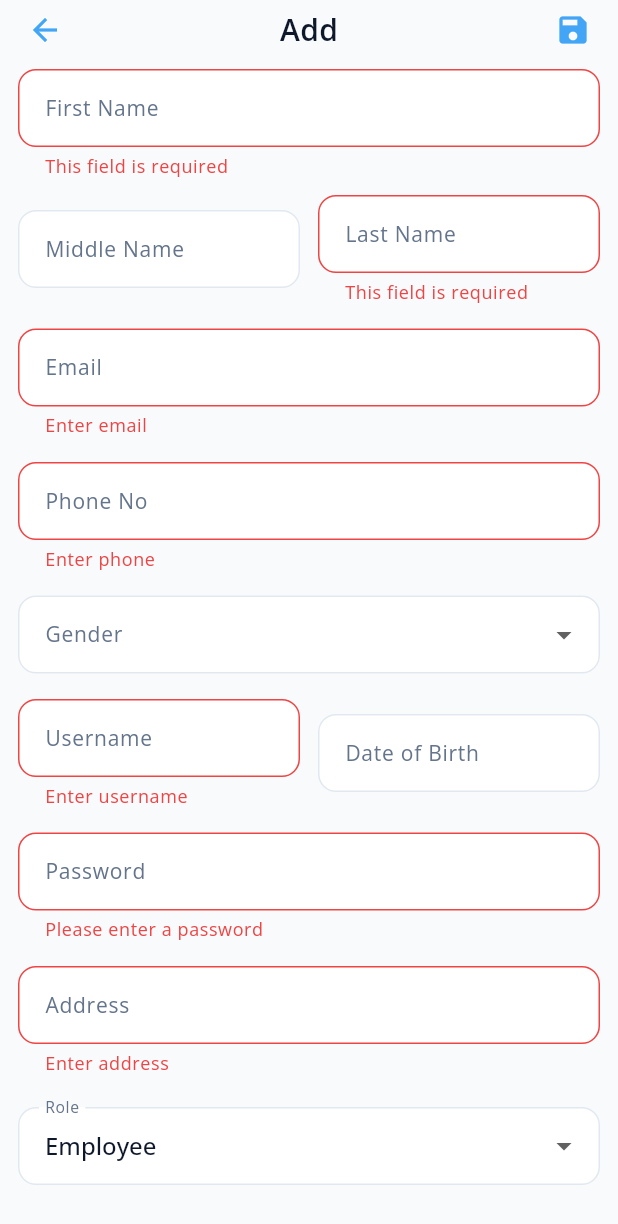
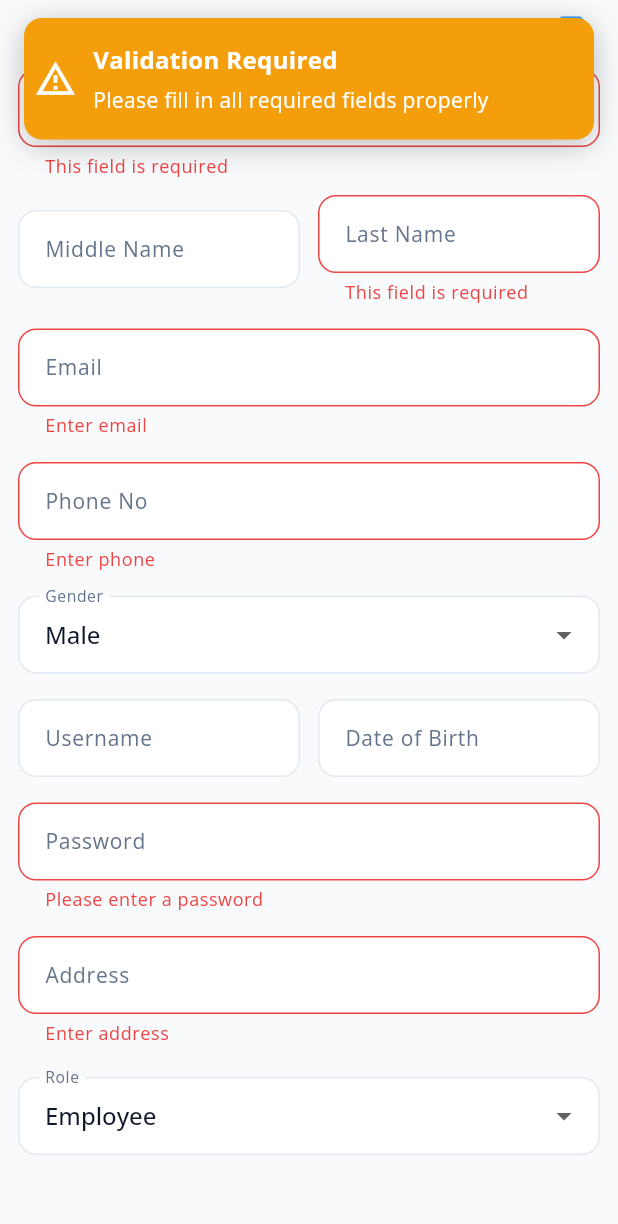
Before and after one commit to narendrasinghrajawat-dev/ams_flutter, a Flutter app: the UserForm widget shown alone on an empty page, opened directly, after a tap on the "save" icon, on a phone screen of 412 x 824 dp. Shown: the top 1224 px of the screen. Run offline on Flutter 3.47's test engine with Material 3 defaults, Android fonts, the phone set to English and light mode, and no system bars; our stand-ins replace custom_refresh_indicator, device_info_plus, flutter_dotenv, geolocator, get, get_storage and 2 more; accounts and stored records are empty; network calls fail.

Commit message:
fix: user form validation feedback, back icon navigation, barrier dismiss lock, and top-positioned snackbars

```diff
--- a/lib/modules/admin/views/admin_screens/admin_employees_list.dart
+++ b/lib/modules/admin/views/admin_screens/admin_employees_list.dart
@@ -134,6 +134,7 @@ class _UserTile extends StatelessWidget {
       onEdit: () {
         showCommonDialog(
           context: context,
+          barrierDismissible: false,
           child: UserForm(initialData: user),
         );
       },
--- a/lib/modules/admin/views/user_form_screen.dart
+++ b/lib/modules/admin/views/user_form_screen.dart
@@ -85,6 +85,7 @@ class _UserFormState extends State<UserForm> {
 
     if (widget.initialData == null) {
       roleId = roleList.isNotEmpty ? roleList[0]['id'] : '1';
+      genderId = genderList.isNotEmpty ? genderList[0]['id'] : '1';
     }
 
     if (widget.initialData != null) {
@@ -164,7 +165,19 @@ class _UserFormState extends State<UserForm> {
 
   Future<void> _save() async {
 
-    if (_formKey.currentState?.validate() != true) return;
+    if (_formKey.currentState?.validate() != true) {
+      UIHelper.showSnackbar(
+        "Validation Required",
+        "Please fill in all required fields properly",
+        type: SnackbarType.warning,
+      );
+      return;
+    }
+
+    final cleanEmail = emailC.text.trim().toLowerCase();
+    final cleanUsername = usernameC.text.trim().isNotEmpty
+        ? usernameC.text.trim()
+        : cleanEmail.split('@')[0];
 
     // Create typed User object instead of raw Map
     final user = User(
@@ -174,19 +187,18 @@ class _UserFormState extends State<UserForm> {
       firstName: firstNameC.text.trim(),
       middleName: middleNameC.text.trim(),
       lastName: lastNameC.text.trim(),
-      email: emailC.text.trim(),
+      email: cleanEmail,
       countryCode: '+91',
       phoneNo: phoneC.text.trim(),
-      username: usernameC.text.trim(),
-      password: widget.initialData?.password ?? passwordC.text, // keep secure handling in real app
-      genderId: genderId,
+      username: cleanUsername,
+      password: widget.initialData?.password ?? passwordC.text,
+      genderId: genderId ?? '1',
       departmentId: null,
-      dob: dateOfBirth ?? "", // DateTime or null
-      address: addressC.text,
-      roleId: roleId,
+      dob: dateOfBirth ?? "",
+      address: addressC.text.trim(),
+      roleId: roleId ?? '1',
     );
 
-    // FIX 1: Declare a single nullable variable outside the blocks to hold the result
     dynamic result;
     String successMessage = "";
 
@@ -205,10 +217,14 @@ class _UserFormState extends State<UserForm> {
       } else {
         Get.back(closeOverlays: true);
       }
-      UIHelper.showSnackbar("Success", successMessage);
+      UIHelper.showSnackbar("Success", successMessage, type: SnackbarType.success);
     } else {
       final action = widget.initialData == null ? 'create' : 'update';
-      UIHelper.showSnackbar("Error", 'Failed to $action user', type: SnackbarType.error);
+      UIHelper.showSnackbar(
+        "Error",
+        'Failed to $action user. Please check the entered details.',
+        type: SnackbarType.error,
+      );
     }
   }
   String? _validateName(String? v) {
@@ -234,18 +250,19 @@ class _UserFormState extends State<UserForm> {
   }
 
   String? _validateUsername(String? v) {
-    if (v == null || v.trim().isEmpty) return 'Enter username';
-    if (!RegExp(r'^[a-zA-Z0-9._\-]{3,}$').hasMatch(v.trim())) return 'Invalid username';
+    if (v == null || v.trim().isEmpty) return null; // Optional: fallback to email prefix
+    if (!RegExp(r'^[a-zA-Z0-9._\-]{3,}$').hasMatch(v.trim())) return 'Invalid username (min 3 chars)';
     return null;
   }
 
 
   String? _validatePassword(String? v) {
+    if (widget.initialData != null) return null; // not required when editing
     if (v == null || v.trim().isEmpty) {
       return 'Please enter a password';
     }
-    if (v.length < 6) {
-      return 'Password must be at least 6 characters long';
+    if (v.length < 4) {
+      return 'Password must be at least 4 characters long';
     }
 
     return null;
@@ -262,9 +279,18 @@ class _UserFormState extends State<UserForm> {
             Row(
               mainAxisAlignment: MainAxisAlignment.spaceBetween,
               children: [
-                AppIconButtonWidget.large(icon: AppConstIcons.backIcon, onPressed:  () => Get.back()),
+                AppIconButtonWidget.large(
+                  icon: AppConstIcons.backIcon,
+                  onPressed: () {
+                    if (mounted) {
+                      Navigator.of(context, rootNavigator: true).pop();
+                    } else {
+                      Get.back(closeOverlays: true);
+                    }
+                  },
+                ),
                 AppTextWidget.large(widget.initialData == null ? 'Add' : 'Edit', color: AppThemeColors.textPrimaryColor),
-                AppIconButtonWidget.large(icon: AppConstIcons.saveIcon, onPressed:  () => _save()),
+                AppIconButtonWidget.large(icon: AppConstIcons.saveIcon, onPressed: () => _save()),
               ],
             ),
 
@@ -371,9 +397,10 @@ class _UserFormState extends State<UserForm> {
                         TextFieldWidget(
                           controller: passwordC,
                           labelText: 'Password',
-                          keyboardInputType: TextInputType.multiline,
+                          keyboardInputType: TextInputType.visiblePassword,
+                          obscureText: true,
                           onChanged: (_) {},
-                          validator: _validatePassword
+                          validator: _validatePassword,
                         ),
 
                         const SizedBox(height: 5),
--- a/lib/widgets/common/ui_helper_widgets.dart
+++ b/lib/widgets/common/ui_helper_widgets.dart
@@ -18,7 +18,13 @@ class UIHelper {
    * @param type Determines the icon and background color.
    * @param duration How long the snackbar remains visible.
    */
-  static void showSnackbar(String title, String message, {SnackbarType type = SnackbarType.info, Duration duration = const Duration(seconds: 3), SnackPosition snackPosition = SnackPosition.BOTTOM,}) {
+  static void showSnackbar(
+    String title,
+    String message, {
+    SnackbarType type = SnackbarType.info,
+    Duration duration = const Duration(seconds: 3),
+    SnackPosition snackPosition = SnackPosition.TOP,
+  }) {
     Color backgroundColor;
     IconData icon;
     SnackPosition snackPos = snackPosition;
@@ -38,7 +44,6 @@ class UIHelper {
         icon = Icons.warning_amber_outlined;
         break;
       case SnackbarType.info:
-      default:
         backgroundColor = AppThemeColors.snackBarInfoColor;
         icon = Icons.info_outline;
         break;
@@ -59,10 +64,17 @@ class UIHelper {
         icon: Icon(icon, color: Colors.white, size: 28),
         snackPosition: snackPos,
         backgroundColor: backgroundColor,
-        margin: const EdgeInsets.all(10),
-        borderRadius: 8.0,
+        margin: const EdgeInsets.symmetric(horizontal: 16, vertical: 12),
+        borderRadius: 12.0,
         duration: duration,
         isDismissible: true,
+        boxShadows: const [
+          BoxShadow(
+            color: Color(0x40000000),
+            blurRadius: 16,
+            offset: Offset(0, 4),
+          ),
+        ],
       ),
     );
   }
```
Also changed, not shown: lib/modules/admin/views/admin_dashboard_screen.dart (+5 -9 lines), lib/widgets/common/common_dialong_box.dart (+15 -5 lines).
